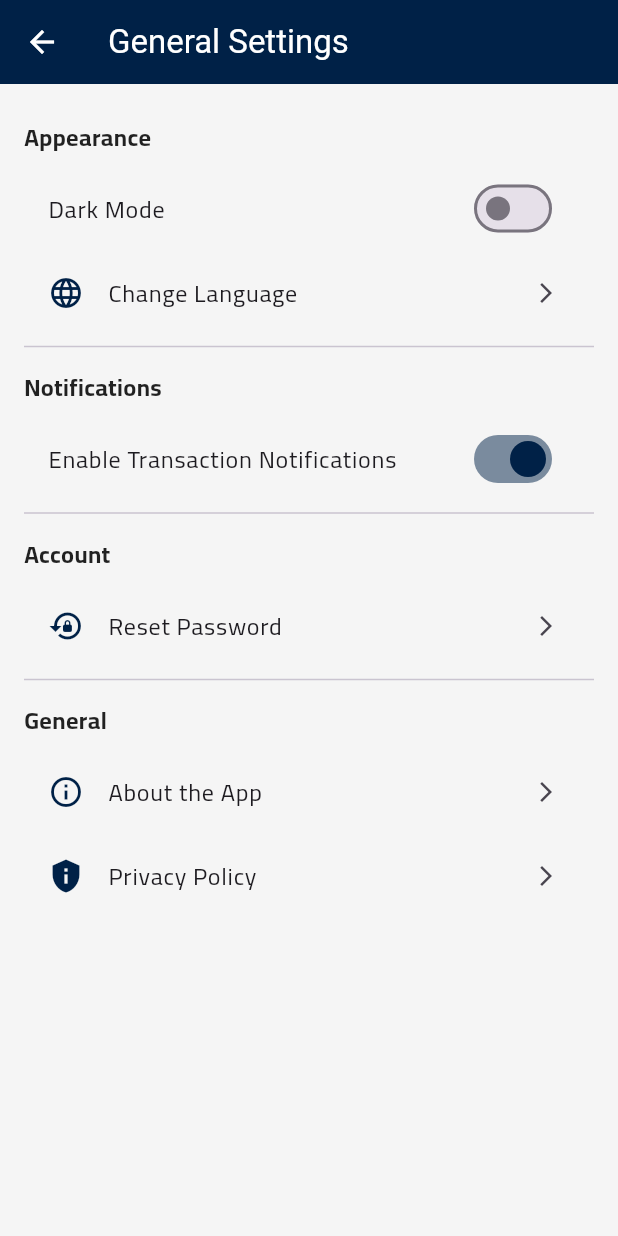
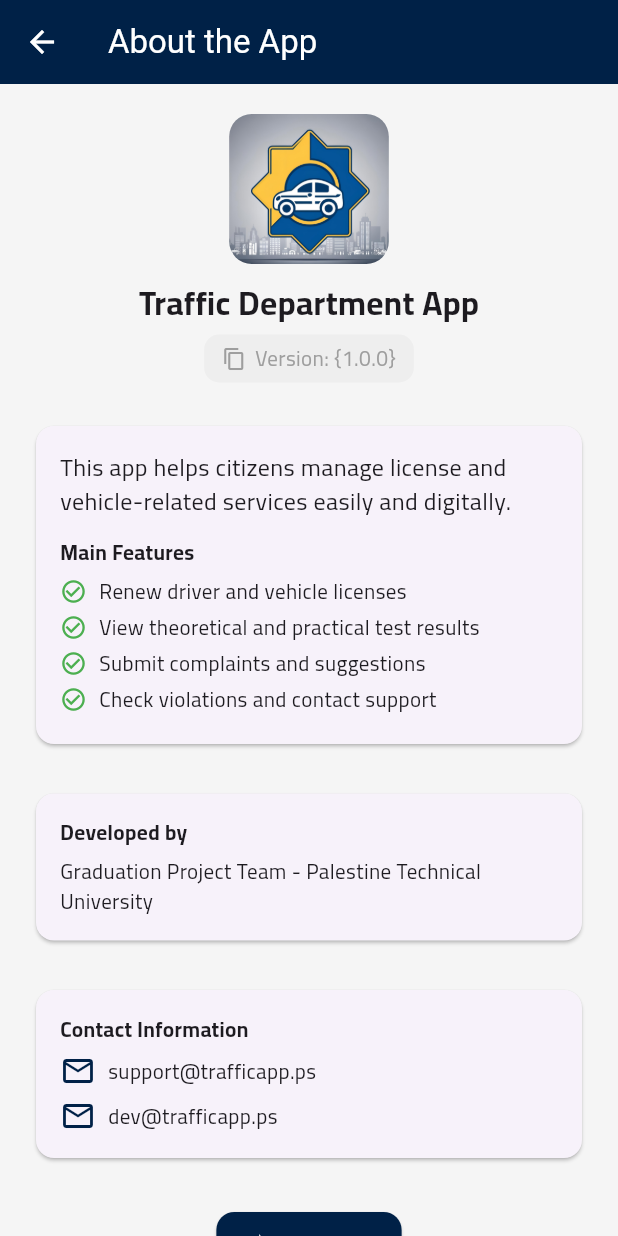
Before and after one commit to osamadweikat/Traffic-Department-Frontend, a Flutter app: the GeneralSettingsScreen screen opened directly, after a tap on "About the App", on a phone screen of 412 x 824 dp. Run offline on Flutter 3.47's test engine with Material 3 defaults, Android fonts, the phone set to English and light mode, and no system bars; our stand-ins replace easy_localization, image_picker, permission_handler, shared_preferences; accounts and stored records are empty.

Commit message:
add about app screen

```diff
--- /dev/null
+++ b/lib/screens/about/about_app_screen.dart
@@ -0,0 +1,264 @@
+import 'package:flutter/material.dart';
+import 'package:easy_localization/easy_localization.dart';
+import 'package:flutter/services.dart' as ui;
+import '../../theme/app_theme.dart';
+
+class AboutAppScreen extends StatefulWidget {
+  const AboutAppScreen({super.key});
+
+  @override
+  State<AboutAppScreen> createState() => _AboutAppScreenState();
+}
+
+class _AboutAppScreenState extends State<AboutAppScreen> with TickerProviderStateMixin {
+  int _rating = 0;
+  final TextEditingController _feedbackController = TextEditingController();
+  late final List<AnimationController> _starControllers;
+  bool _versionCopied = false;
+
+  @override
+  void initState() {
+    super.initState();
+    _starControllers = List.generate(5, (index) => AnimationController(
+      vsync: this,
+      duration: const Duration(milliseconds: 300),
+    ));
+  }
+
+  @override
+  void dispose() {
+    for (var controller in _starControllers) {
+      controller.dispose();
+    }
+    _feedbackController.dispose();
+    super.dispose();
+  }
+
+  void _showRatingDialog() {
+    setState(() => _rating = 0);
+    _feedbackController.clear();
+
+    showDialog(
+      context: context,
+      builder: (context) => AlertDialog(
+        shape: RoundedRectangleBorder(borderRadius: BorderRadius.circular(15)),
+        title: Text('rate_app_title'.tr()),
+        content: StatefulBuilder(
+          builder: (context, setDialogState) {
+            return Column(
+              mainAxisSize: MainAxisSize.min,
+              children: [
+                Row(
+                  mainAxisAlignment: MainAxisAlignment.center,
+                  textDirection: ui.TextDirection.rtl,
+                  children: List.generate(5, (index) {
+                    return AnimatedBuilder(
+                      animation: _starControllers[index],
+                      builder: (context, child) {
+                        return Transform.rotate(
+                          angle: _starControllers[index].value * 2 * 3.1416,
+                          child: IconButton(
+                            icon: Icon(
+                              index < _rating ? Icons.star : Icons.star_border,
+                              color: Colors.amber,
+                            ),
+                            onPressed: () {
+                              for (var i = 0; i <= index; i++) {
+                                _starControllers[i].forward(from: 0);
+                              }
+                              setDialogState(() => _rating = index + 1);
+                            },
+                          ),
+                        );
+                      },
+                    );
+                  }),
+                ),
+                const SizedBox(height: 10),
+                TextField(
+                  controller: _feedbackController,
+                  maxLines: 3,
+                  decoration: InputDecoration(
+                    hintText: 'write_here'.tr(),
+                    border: OutlineInputBorder(borderRadius: BorderRadius.circular(12)),
+                  ),
+                ),
+                const SizedBox(height: 10),
+                ElevatedButton(
+                  onPressed: () {
+                    Navigator.pop(context);
+                    ScaffoldMessenger.of(context).showSnackBar(
+                      SnackBar(content: Text('thank_you_feedback'.tr())),
+                    );
+                  },
+                  style: ElevatedButton.styleFrom(
+                    backgroundColor: AppTheme.navy,
+                    shape: RoundedRectangleBorder(borderRadius: BorderRadius.circular(12)),
+                  ),
+                  child: Text('submit'.tr(), style: const TextStyle(color: Colors.white)),
+                ),
+              ],
+            );
+          },
+        ),
+      ),
+    );
+  }
+
+  @override
+  Widget build(BuildContext context) {
+    final version = '1.0.0';
+
+    return Directionality(
+      textDirection: context.locale.languageCode == 'ar' ? ui.TextDirection.rtl : ui.TextDirection.ltr,
+      child: Scaffold(
+        appBar: AppBar(
+          title: Text('about_app_title'.tr()),
+          backgroundColor: AppTheme.navy,
+        ),
+        backgroundColor: AppTheme.lightGrey,
+        body: SingleChildScrollView(
+          padding: const EdgeInsets.all(20),
+          child: Column(
+            crossAxisAlignment: CrossAxisAlignment.center,
+            children: [
+              ClipRRect(
+                borderRadius: BorderRadius.circular(15),
+                child: Image.asset(
+                  'assets/images/traffic_logo.png',
+                  height: 100,
+                  fit: BoxFit.contain,
+                ),
+              ),
+              const SizedBox(height: 10),
+              Text('app_name'.tr(), style: const TextStyle(fontSize: 22, fontWeight: FontWeight.bold)),
+              const SizedBox(height: 6),
+              GestureDetector(
+                onLongPress: () {
+                  ui.Clipboard.setData(ui.ClipboardData(text: version));
+                  setState(() => _versionCopied = true);
+                  ScaffoldMessenger.of(context).showSnackBar(
+                    SnackBar(content: Text('version_copied'.tr())),
+                  );
+                  Future.delayed(const Duration(seconds: 2), () {
+                    if (mounted) setState(() => _versionCopied = false);
+                  });
+                },
+                child: Container(
+                  padding: const EdgeInsets.symmetric(horizontal: 12, vertical: 6),
+                  decoration: BoxDecoration(
+                    color: Colors.grey.shade200,
+                    borderRadius: BorderRadius.circular(10),
+                  ),
+                  child: Row(
+                    mainAxisSize: MainAxisSize.min,
+                    children: [
+                      Icon(
+                        _versionCopied ? Icons.check_circle_outline : Icons.copy,
+                        size: 16,
+                        color: _versionCopied ? Colors.green : Colors.grey,
+                      ),
+                      const SizedBox(width: 6),
+                      Text(
+                        'version_number'.tr(namedArgs: {'version': version}),
+                        style: TextStyle(
+                          color: _versionCopied ? Colors.green : Colors.grey,
+                        ),
+                      ),
+                    ],
+                  ),
+                ),
+              ),
+              const SizedBox(height: 25),
+              Card(
+                shape: RoundedRectangleBorder(borderRadius: BorderRadius.circular(12)),
+                child: Padding(
+                  padding: const EdgeInsets.all(16),
+                  child: Column(
+                    crossAxisAlignment: CrossAxisAlignment.start,
+                    children: [
+                      Text('about_app_description'.tr(), style: const TextStyle(fontSize: 16)),
+                      const SizedBox(height: 12),
+                      Text('features_title'.tr(), style: const TextStyle(fontWeight: FontWeight.bold)),
+                      const SizedBox(height: 6),
+                      ...['feature_1', 'feature_2', 'feature_3', 'feature_4'].map(
+                        (key) => Padding(
+                          padding: const EdgeInsets.only(bottom: 4),
+                          child: Row(
+                            children: [
+                              const Icon(Icons.check_circle_outline, size: 18, color: Colors.green),
+                              const SizedBox(width: 8),
+                              Expanded(child: Text(key.tr())),
+                            ],
+                          ),
+                        ),
+                      ),
+                    ],
+                  ),
+                ),
+              ),
+              const SizedBox(height: 25),
+              SizedBox(
+                width: double.infinity,
+                child: Card(
+                  shape: RoundedRectangleBorder(borderRadius: BorderRadius.circular(12)),
+                  child: Padding(
+                    padding: const EdgeInsets.all(16),
+                    child: Column(
+                      crossAxisAlignment: CrossAxisAlignment.start,
+                      children: [
+                        Text('developed_by'.tr(), style: const TextStyle(fontWeight: FontWeight.bold)),
+                        const SizedBox(height: 6),
+                        Text('developer_names'.tr()),
+                      ],
+                    ),
+                  ),
+                ),
+              ),
+              const SizedBox(height: 25),
+              Card(
+                shape: RoundedRectangleBorder(borderRadius: BorderRadius.circular(12)),
+                child: Padding(
+                  padding: const EdgeInsets.all(16),
+                  child: Column(
+                    crossAxisAlignment: CrossAxisAlignment.start,
+                    children: [
+                      Text('contact_info'.tr(), style: const TextStyle(fontWeight: FontWeight.bold)),
+                      const SizedBox(height: 6),
+                      Row(
+                        children: [
+                          const Icon(Icons.email_outlined, color: AppTheme.navy),
+                          const SizedBox(width: 8),
+                          Text('app_contact_email'.tr()),
+                        ],
+                      ),
+                      const SizedBox(height: 6),
+                      Row(
+                        children: [
+                          const Icon(Icons.email_outlined, color: AppTheme.navy),
+                          const SizedBox(width: 8),
+                          Text('dev_contact_email'.tr()),
+                        ],
+                      ),
+                    ],
+                  ),
+                ),
+              ),
+              const SizedBox(height: 30),
+              ElevatedButton.icon(
+                onPressed: _showRatingDialog,
+                icon: const Icon(Icons.star_rate, color: Colors.white),
+                label: Text('rate_app'.tr(), style: const TextStyle(color: Colors.white)),
+                style: ElevatedButton.styleFrom(
+                  backgroundColor: AppTheme.navy,
+                  padding: const EdgeInsets.symmetric(horizontal: 20, vertical: 12),
+                  shape: RoundedRectangleBorder(borderRadius: BorderRadius.circular(12)),
+                ),
+              ),
+            ],
+          ),
+        ),
+      ),
+    );
+  }
+}
--- a/lib/screens/settings/general_settings_screen.dart
+++ b/lib/screens/settings/general_settings_screen.dart
@@ -1,6 +1,7 @@
 import 'package:flutter/material.dart';
 import 'package:shared_preferences/shared_preferences.dart';
 import 'package:easy_localization/easy_localization.dart';
+import 'package:traffic_department/screens/about/about_app_screen.dart';
 import 'package:traffic_department/screens/auth/verify_and_change_password_screen.dart';
 import 'package:traffic_department/screens/settings/language_settings_screen.dart';
 import 'package:flutter/services.dart' as ui;
@@ -117,8 +118,14 @@ class _GeneralSettingsScreenState extends State<GeneralSettingsScreen> {
                 leading: const Icon(Icons.info_outline, color: AppTheme.navy),
                 title: Text("about_app".tr()),
                 trailing: const Icon(Icons.arrow_forward_ios, size: 16),
-                onTap: () {},
+                onTap: () {
+                  Navigator.push(
+                    context,
+                    MaterialPageRoute(builder: (_) => const AboutAppScreen()),
+                  );
+                },
               ),
+
               ListTile(
                 leading: const Icon(Icons.privacy_tip, color: AppTheme.navy),
                 title: Text("privacy_policy".tr()),
--- a/pubspec.yaml
+++ b/pubspec.yaml
@@ -69,6 +69,7 @@ dependencies:
   intl: ^0.19.0
   restart_app: ^1.3.2
   easy_localization: ^3.0.7+1
+  share_plus: ^11.0.0
 
 dev_dependencies:
   flutter_test:
```
Also changed, not shown: lib/translations/ar.json (+26 -1 lines), lib/translations/en.json (+26 -1 lines), pubspec.lock, 5 other files.
